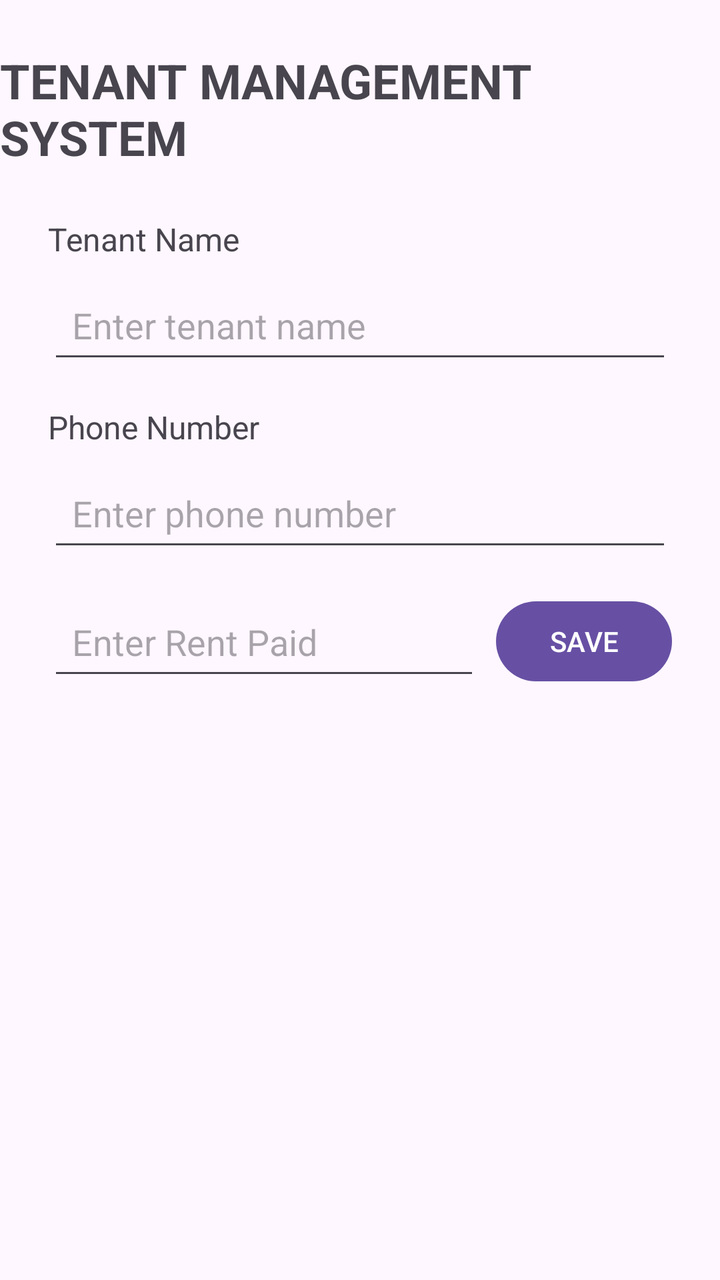
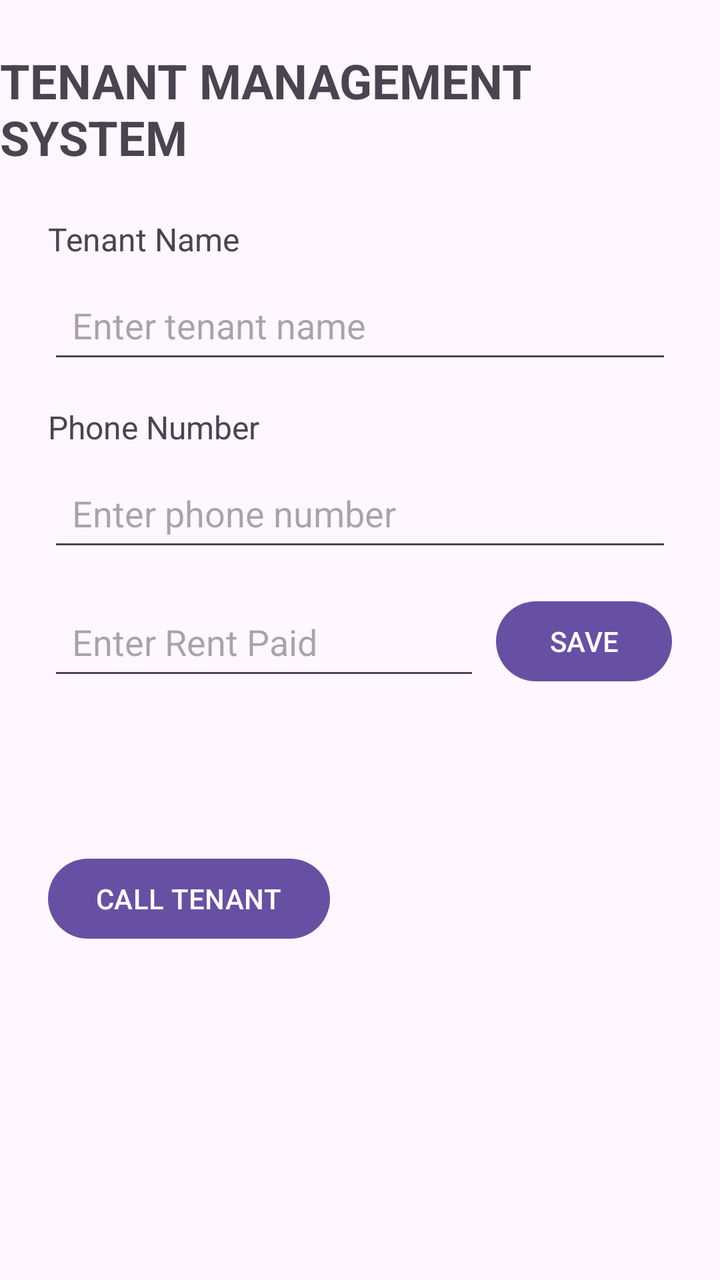

An Android layout rendered at two revisions. The XML below is the earlier revision; the diff shows what the commit changed to produce the second picture.
<!-- AndroidManifest.xml: application theme Theme.TenantManagementSystem -->
<!-- res/layout/activity_main.xml -->
<?xml version="1.0" encoding="utf-8"?>
<layout xmlns:android="http://schemas.android.com/apk/res/android"
    xmlns:app="http://schemas.android.com/apk/res-auto">

    <data>
        <variable
            name="tenant"
            type="com.example.tenantmanagementsystem.Tenant" />

    </data>

    <androidx.constraintlayout.widget.ConstraintLayout
        android:layout_width="match_parent"
        android:layout_height="match_parent">

        <TextView
            android:id="@+id/titleTextView"
            android:layout_width="wrap_content"
            android:layout_height="wrap_content"
            android:text="TENANT MANAGEMENT SYSTEM"
            android:textSize="24sp"
            android:textStyle="bold"
            android:layout_marginTop="24dp"
            app:layout_constraintTop_toTopOf="parent"
            app:layout_constraintStart_toStartOf="parent"
            app:layout_constraintEnd_toEndOf="parent" />

        <TextView
            android:id="@+id/tenantNameLabel"
            android:layout_width="wrap_content"
            android:layout_height="wrap_content"
            android:text="Tenant Name"
            android:textSize="16sp"
            android:layout_marginTop="24dp"
            android:layout_marginStart="24dp"
            app:layout_constraintTop_toBottomOf="@id/titleTextView"
            app:layout_constraintStart_toStartOf="parent" />

        <EditText
            android:id="@+id/tenantNameEditText"
            android:layout_width="0dp"
            android:layout_height="wrap_content"
            android:hint="Enter tenant name"
            android:minHeight="48dp"
            android:padding="12dp"
            android:layout_marginTop="8dp"
            android:layout_marginStart="24dp"
            android:layout_marginEnd="24dp"
            app:layout_constraintTop_toBottomOf="@id/tenantNameLabel"
            app:layout_constraintStart_toStartOf="parent"
            app:layout_constraintEnd_toEndOf="parent" />

        <TextView
            android:id="@+id/phoneLabel"
            android:layout_width="wrap_content"
            android:layout_height="wrap_content"
            android:text="Phone Number"
            android:textSize="16sp"
            android:layout_marginTop="16dp"
            android:layout_marginStart="24dp"
            app:layout_constraintTop_toBottomOf="@id/tenantNameEditText"
            app:layout_constraintStart_toStartOf="parent" />

        <EditText
            android:id="@+id/phoneEditText"
            android:layout_width="0dp"
            android:layout_height="wrap_content"
            android:hint="Enter phone number"
            android:inputType="phone"
            android:minHeight="48dp"
            android:padding="12dp"
            android:layout_marginTop="8dp"
            android:layout_marginStart="24dp"
            android:layout_marginEnd="24dp"
            app:layout_constraintTop_toBottomOf="@id/phoneLabel"
            app:layout_constraintStart_toStartOf="parent"
            app:layout_constraintEnd_toEndOf="parent" />

        <EditText
            android:id="@+id/rentEditText"
            android:layout_width="0dp"
            android:layout_height="wrap_content"
            android:hint="Enter Rent Paid"
            android:inputType="numberDecimal"
            android:minHeight="48dp"
            android:padding="12dp"
            android:layout_marginStart="24dp"
            android:layout_marginTop="16dp"
            android:layout_marginEnd="8dp"
            app:layout_constraintTop_toBottomOf="@id/phoneEditText"
            app:layout_constraintStart_toStartOf="parent"
            app:layout_constraintEnd_toStartOf="@id/saveButton" />

        <Button
            android:id="@+id/saveButton"
            android:layout_width="wrap_content"
            android:layout_height="wrap_content"
            android:text="SAVE"
            android:layout_marginEnd="24dp"
            app:layout_constraintTop_toTopOf="@id/rentEditText"
            app:layout_constraintEnd_toEndOf="parent" />

        <TextView
            android:id="@+id/tenantResultTextView"
            android:layout_width="0dp"
            android:layout_height="wrap_content"
            android:text='@{tenant.summary ?? "Saved tenant will appear here"}'
            android:textSize="18sp"
            android:padding="16dp"
            android:layout_margin="24dp"
            app:layout_constraintTop_toBottomOf="@id/rentEditText"
            app:layout_constraintStart_toStartOf="parent"
            app:layout_constraintEnd_toEndOf="parent" />

    </androidx.constraintlayout.widget.ConstraintLayout>
</layout>
<!-- resources referenced by this layout -->
<resources>
  <style name="Theme.TenantManagementSystem" parent="Base.Theme.TenantManagementSystem" />
  <style name="Base.Theme.TenantManagementSystem" parent="Theme.Material3.DayNight.NoActionBar">
          
          
      </style>
</resources>

<!-- the commit's change to res/layout/activity_main.xml (unified diff, before → after) -->
@@ -111,6 +111,14 @@
             app:layout_constraintTop_toBottomOf="@id/rentEditText"
             app:layout_constraintStart_toStartOf="parent"
             app:layout_constraintEnd_toEndOf="parent" />
+        <Button
+            android:id="@+id/callButton"
+            android:layout_width="wrap_content"
+            android:layout_height="wrap_content"
+            android:text="CALL TENANT"
+            android:layout_marginStart="24dp"
+            app:layout_constraintTop_toBottomOf="@id/tenantResultTextView"
+            app:layout_constraintStart_toStartOf="parent" />
 
     </androidx.constraintlayout.widget.ConstraintLayout>
 </layout>
